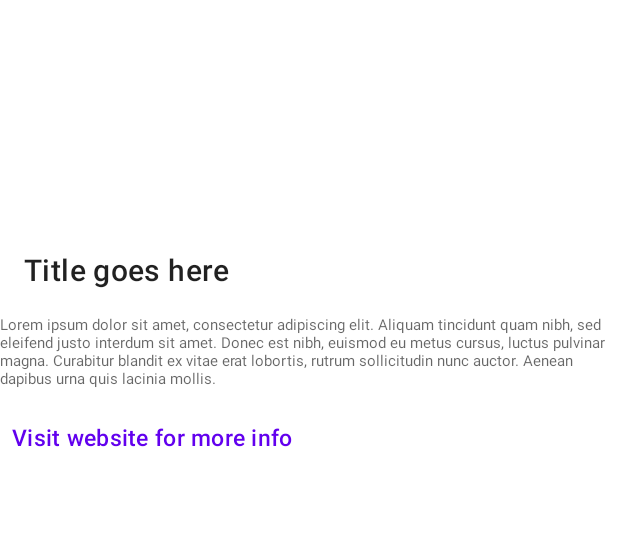
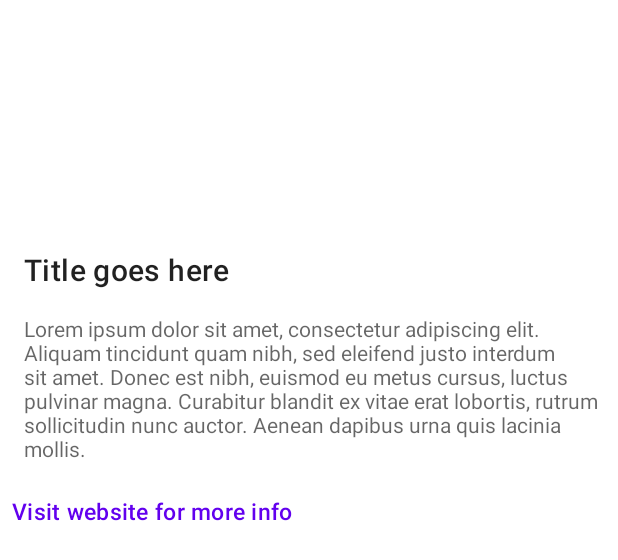
Before and after one commit to DesignThinkingProject/Farmfirst, an Android app: the layout list_item.xml on its own in the app's theme, with its tools: preview values and no code run, on a phone screen of 412 x 824 dp. Shown: the top 560 px of the screen. Run offline under Robolectric (Android 15) with nearby library versions, the phone set to English and light mode, and no system bars; network calls fail; Roboto replaces fonts that are not available here.

Commit message:
Minor change

```diff
--- a/app/src/main/res/layout/list_item.xml
+++ b/app/src/main/res/layout/list_item.xml
@@ -33,9 +33,11 @@
             android:id="@+id/card_body"
             android:layout_width="wrap_content"
             android:layout_height="wrap_content"
+            android:layout_marginLeft="16dp"
+            android:layout_marginRight="10dp"
             android:layout_marginTop="16dp"
             android:text="Lorem ipsum dolor sit amet, consectetur adipiscing elit. Aliquam tincidunt quam nibh, sed eleifend justo interdum sit amet. Donec est nibh, euismod eu metus cursus, luctus pulvinar magna. Curabitur blandit ex vitae erat lobortis, rutrum sollicitudin nunc auctor. Aenean dapibus urna quis lacinia mollis."
-            android:textAppearance="@attr/textAppearanceBody2"
+            style="@attr/textAppearanceSubtitle1"
             android:textColor="?android:attr/textColorSecondary"
             app:layout_constraintLeft_toLeftOf="parent"
             app:layout_constraintRight_toRightOf="parent"
```
